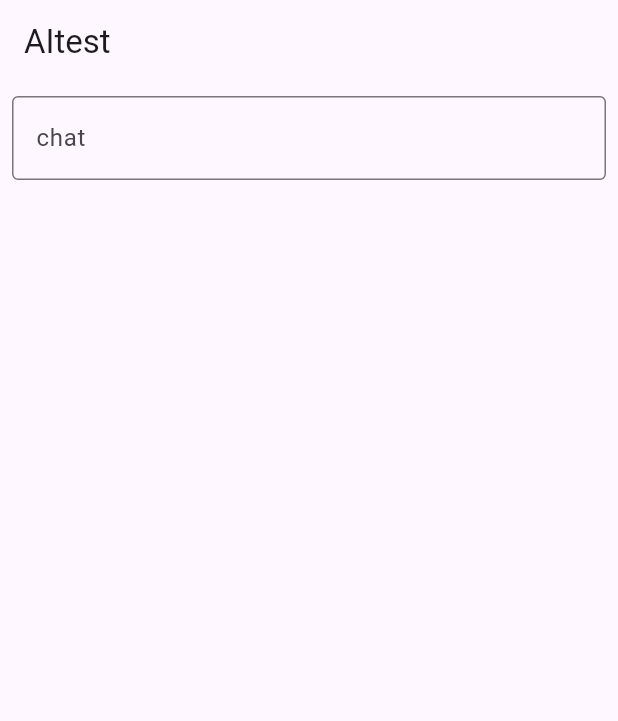
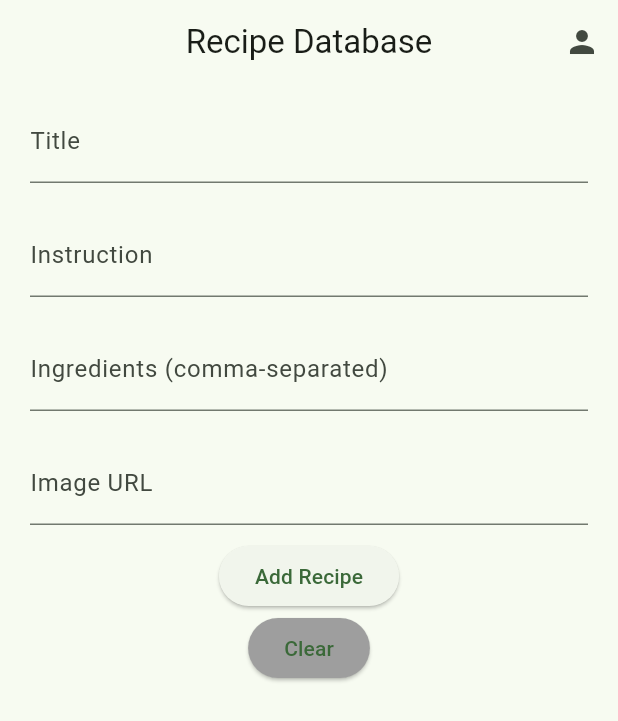
Before and after one commit to banblock/PJ_RMEAL, a Flutter app: the screen it shows after launch, on a phone screen of 412 x 824 dp. Shown: the top 721 px of the screen. Run offline on Flutter 3.47's test engine with Material 3 defaults, Android fonts, the phone set to English and light mode, and no system bars; our stand-ins replace hive, hive_flutter; accounts and stored records are empty.

Commit message:
add data_control.dart and add 2 page widget

```diff
--- /dev/null
+++ b/lib/data_page.dart
@@ -0,0 +1,186 @@
+import 'package:uuid/uuid.dart';
+import 'package:flutter/material.dart';
+import 'package:hive_flutter/hive_flutter.dart';
+import 'dto/recipe.dart';
+import 'dto/data_control.dart';
+
+class DataPage extends StatefulWidget {
+  final DataControl dataControl;
+
+  const DataPage({Key? key, required this.dataControl}) : super(key: key);
+
+  @override
+  State<DataPage> createState() => _DataPageState();
+}
+
+class _DataPageState extends State<DataPage> {
+  late Box<Recipe> recipeBox;
+
+  List<Recipe> recipes = [];
+
+  final titleController = TextEditingController();
+  final instructionController = TextEditingController();
+  final ingredientsController = TextEditingController();
+  final imageController = TextEditingController();
+  int? editingIndex;
+
+  @override
+  void initState() {
+    super.initState();
+    _initializeBox();
+  }
+
+  Future<void> _initializeBox() async {
+    recipeBox = Hive.box<Recipe>('recipes'); // 데이터 컨트롤을 통해 접근
+    _loadRecipes();
+  }
+
+  void _loadRecipes() {
+    setState(() {
+      recipes = recipeBox.values.toList();
+    });
+  }
+
+  void _addOrUpdateRecipe() async {
+    if (editingIndex == null) {
+      final recipe = Recipe(
+        id: Uuid().v4(),
+        title: titleController.text,
+        instruction: instructionController.text,
+        ingredients: ingredientsController.text.split(','),
+        image: imageController.text,
+      );
+
+      await recipeBox.add(recipe);
+    } else {
+      final recipe = Recipe(
+        id: recipes[editingIndex!].id, // 유지할 ID
+        title: titleController.text,
+        instruction: instructionController.text,
+        ingredients: ingredientsController.text.split(','),
+        image: imageController.text,
+      );
+
+      await recipeBox.putAt(editingIndex!, recipe);
+    }
+
+    _loadRecipes();
+    _clearForm();
+  }
+
+  void _editRecipe(int index) {
+    final recipe = recipes[index];
+    titleController.text = recipe.title;
+    instructionController.text = recipe.instruction;
+    ingredientsController.text = recipe.ingredients.join(',');
+    imageController.text = recipe.image;
+    editingIndex = index;
+  }
+
+  void _deleteRecipe(int index) async {
+    await recipeBox.deleteAt(index);
+    _loadRecipes();
+  }
+
+  void _clearForm() {
+    titleController.clear();
+    instructionController.clear();
+    ingredientsController.clear();
+    imageController.clear();
+    editingIndex = null;
+  }
+
+  @override
+  Widget build(BuildContext context) {
+    return Scaffold(
+      appBar: AppBar(
+        title: const Text("Recipe Database"),
+        centerTitle: true,
+        actions: [
+          IconButton(
+            icon: const Icon(Icons.person),
+            onPressed: () {
+              Navigator.pushNamed(context, '/userPage');
+            },
+          ),
+        ],
+      ),
+      body: Column(
+        children: [
+          Padding(
+            padding: const EdgeInsets.symmetric(horizontal: 20, vertical: 10),
+            child: TextField(
+              controller: titleController,
+              decoration: const InputDecoration(labelText: 'Title'),
+            ),
+          ),
+          Padding(
+            padding: const EdgeInsets.symmetric(horizontal: 20, vertical: 10),
+            child: TextField(
+              controller: instructionController,
+              decoration: const InputDecoration(labelText: 'Instruction'),
+            ),
+          ),
+          Padding(
+            padding: const EdgeInsets.symmetric(horizontal: 20, vertical: 10),
+            child: TextField(
+              controller: ingredientsController,
+              decoration: const InputDecoration(labelText: 'Ingredients (comma-separated)'),
+            ),
+          ),
+          Padding(
+            padding: const EdgeInsets.symmetric(horizontal: 20, vertical: 10),
+            child: TextField(
+              controller: imageController,
+              decoration: const InputDecoration(labelText: 'Image URL'),
+            ),
+          ),
+          ElevatedButton(
+            onPressed: _addOrUpdateRecipe,
+            child: Text(editingIndex == null ? 'Add Recipe' : 'Update Recipe'),
+          ),
+          ElevatedButton(
+            onPressed: _clearForm,
+            child: const Text('Clear'),
+            style: ElevatedButton.styleFrom(
+              backgroundColor: Colors.grey,
+            ),
+          ),
+          Expanded(
+            child: ListView.builder(
+              itemCount: recipes.length,
+              itemBuilder: (context, index) {
+                final recipe = recipes[index];
+                return ListTile(
+                  title: Text(recipe.title),
+                  subtitle: Column(
+                    crossAxisAlignment: CrossAxisAlignment.start,
+                    children: [
+                      Text('ID: ${recipe.id}'),
+                      Text('Instruction: ${recipe.instruction}'),
+                      Text('Ingredients: ${recipe.ingredients.join(', ')}'),
+                      Text('Image URL: ${recipe.image}'),
+                    ],
+                  ),
+                  trailing: Row(
+                    mainAxisSize: MainAxisSize.min,
+                    children: [
+                      IconButton(
+                        icon: const Icon(Icons.edit),
+                        onPressed: () => _editRecipe(index),
+                      ),
+                      IconButton(
+                        icon: const Icon(Icons.delete),
+                        onPressed: () => _deleteRecipe(index),
+                      ),
+                    ],
+                  ),
+                );
+              },
+            ),
+          ),
+        ],
+      ),
+    );
+  }
+}
--- a/lib/dto/recipe.dart
+++ b/lib/dto/recipe.dart
@@ -27,5 +27,20 @@ class Recipe extends HiveObject {
     required this.image,
   });
 
+  //json으로 만드는 코드인데, hive는 알아서 저장해서 딱히 필요는 없음
+  factory Recipe.fromJson(Map<String, dynamic> json) => Recipe(
+    id: json['id'],
+    title: json['title'],
+    instruction: json['instruction'],
+    ingredients: List<String>.from(json['ingredients']),
+    image: json['image'],
+  );
 
+  Map<String, dynamic> toJson() => {
+    'id': id,
+    'title': title,
+    'instruction': instruction,
+    'ingredients': ingredients,
+    'image': image,
+  };
 }
--- a/lib/dto/user.dart
+++ b/lib/dto/user.dart
@@ -13,5 +13,22 @@ class User extends HiveObject {
   @HiveField(2)
   String healthCondition;
 
-  User({required this.userId, required this.excludedIngredients, required this.healthCondition});
+  User({
+    required this.userId,
+    required this.excludedIngredients,
+    required this.healthCondition,
+  });
+
+  // json으로 변환하는 부분
+  factory User.fromJson(Map<String, dynamic> json) => User(
+    userId: json['userId'],
+    excludedIngredients: List<String>.from(json['excludedIngredients']),
+    healthCondition: json['healthCondition'],
+  );
+
+  Map<String, dynamic> toJson() => {
+    'userId': userId,
+    'excludedIngredients': excludedIngredients,
+    'healthCondition': healthCondition,
+  };
 }
--- a/lib/main.dart
+++ b/lib/main.dart
@@ -1,49 +1,45 @@
-//import 'dart:ffi';
-
 import 'package:flutter/material.dart';
 import 'package:hive_flutter/hive_flutter.dart';
-import 'dto/user.dart';
-import 'dto/recipe.dart';
+import 'data_page.dart';
+import 'user_page.dart'; // Import UserPage
+import 'dto/recipe.dart'; // Import Recipe model
+import 'dto/user.dart'; // Import User model
+import 'dto/data_control.dart'; // Import DataControl
 
-//await Hive.init();
+void main() async {
+  WidgetsFlutterBinding.ensureInitialized();
 
-void main() async{
-  //runApp(const MyApp());
   await Hive.initFlutter();
+
+  // Register adapters
+  Hive.registerAdapter(RecipeAdapter());
   Hive.registerAdapter(UserAdapter());
-  Hive.registerAdapter(RecipeAdapter());
 
+  // Open boxes
+  await Hive.openBox<Recipe>('recipes');
   await Hive.openBox<User>('users');
-  await Hive.openBox<Recipe>('recipes');
 
-  runApp(MyApp());
+  // Initialize DataControl
+  final dataControl = DataControl();
+  await dataControl.init();
+
+  runApp(MyApp(dataControl: dataControl));
 }
 
+class MyApp extends StatelessWidget {
+  final DataControl dataControl;
 
-class MyApp extends StatelessWidget {
-  const MyApp({super.key});
+  const MyApp({Key? key, required this.dataControl}) : super(key: key);
 
   @override
   Widget build(BuildContext context) {
     return MaterialApp(
-      home : Scaffold(
-        appBar: AppBar(
-          title: Text('AItest'),
-        ),
-        body: Padding(
-          padding: EdgeInsets.all(8.0),
-          child: Column(
-            children: <Widget>[
-              TextField(
-                decoration: InputDecoration(
-                  border: OutlineInputBorder(),
-                  labelText: 'chat',
-                ),
-              )
-            ],
-          ),
-        ),
-      )
+      debugShowCheckedModeBanner: false,
+      theme: ThemeData(colorSchemeSeed: Colors.green),
+      home: DataPage(dataControl: dataControl),
+      routes: {
+        '/userPage': (context) => UserPage(dataControl: dataControl),
+      },
     );
   }
 }
--- a/pubspec.yaml
+++ b/pubspec.yaml
@@ -33,16 +33,19 @@ dependencies:
   hive: ^2.0.4
   hive_flutter: ^1.1.0
   path_provider: ^2.0.2
-
+  json_annotation: ^4.0.1
+  uuid: ^3.0.6
   # The following adds the Cupertino Icons font to your application.
   # Use with the CupertinoIcons class for iOS style icons.
   cupertino_icons: ^1.0.6
+
 
 dev_dependencies:
   flutter_test:
     sdk: flutter
   hive_generator: ^1.1.1
   build_runner: ^2.1.2
+  json_serializable: ^4.1.0
 
   # The "flutter_lints" package below contains a set of recommended lints to
   # encourage good coding practices. The lint set provided by the package is
```
Also changed, not shown: lib/dto/dataControl.dart (deleted, +0 -42 lines), lib/dto/data_control.dart (added, +146 -0 lines), lib/user_page.dart (added, +141 -0 lines), pubspec.lock, 40 other files.
